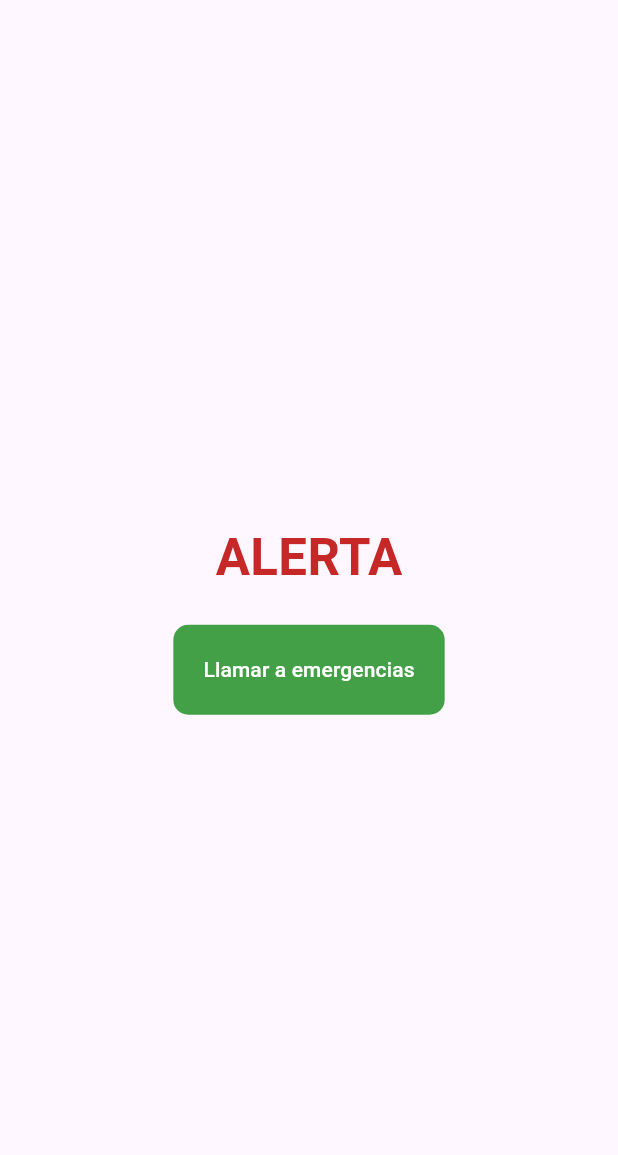
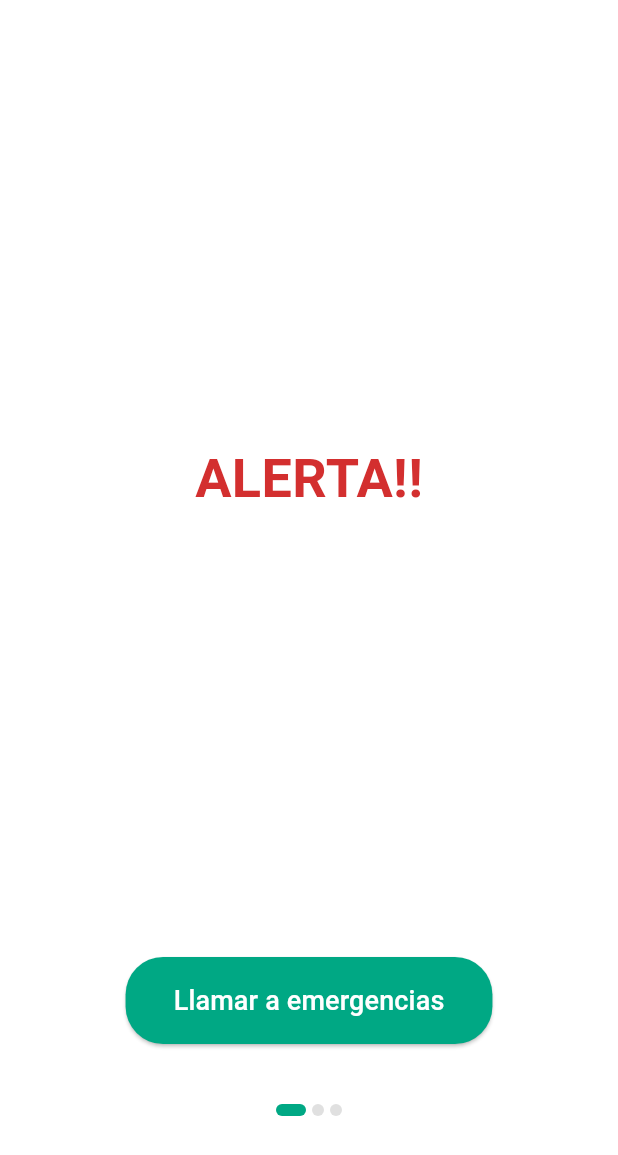
Before and after one commit to robertoil1/Proyecto-Caidas-IOT, a Flutter app: the AlertScreen screen opened directly, on a phone screen of 412 x 824 dp. Shown: the top 1155 px of the screen. Run offline on Flutter 3.47's test engine with Material 3 defaults, Android fonts, the phone set to English and light mode, and no system bars.

Commit message:
refactor alert screen layout and enhance emergency button functionality

```diff
--- a/safe_alert_app/lib/main.dart
+++ b/safe_alert_app/lib/main.dart
@@ -14,7 +14,8 @@ class MyApp extends StatelessWidget {
     return MaterialApp(
       title: 'Safe Alert',
       theme: ThemeData(
-        colorScheme: ColorScheme.fromSeed(seedColor: Colors.deepPurple),
+        colorScheme:
+            ColorScheme.fromSeed(seedColor: Color.fromARGB(21, 33, 156, 44)),
         useMaterial3: true,
       ),
       home: MyHomePage(title: 'Safe Alert'),
--- a/safe_alert_app/lib/screens/alert_screen.dart
+++ b/safe_alert_app/lib/screens/alert_screen.dart
@@ -1,33 +1,86 @@
 import 'package:flutter/material.dart';
 
 class AlertScreen extends StatelessWidget {
-  const AlertScreen({super.key});
+  const AlertScreen({Key? key}) : super(key: key);
+
   @override
   Widget build(BuildContext context) {
     return Scaffold(
-      body: Center(
+      backgroundColor: Colors.white,
+      body: SafeArea(
         child: Column(
-          mainAxisAlignment: MainAxisAlignment.center,
           children: [
-            Text(
-              'ALERTA',
-              style: TextStyle(
-                  fontSize: 34,
-                  fontWeight: FontWeight.bold,
-                  color: Colors.red[800]),
+            const Expanded(
+              child: Center(
+                child: Text(
+                  'ALERTA!!',
+                  style: TextStyle(
+                    color: Color(0xFFD32F2F),
+                    fontSize: 36,
+                    fontWeight: FontWeight.bold,
+                  ),
+                ),
+              ),
             ),
-            SizedBox(height: 20),
-            FilledButton(
-              onPressed: () {
-                Navigator.pop(context);
-              },
-              child: Text('Llamar a emergencias'),
-              style: ButtonStyle(
-                backgroundColor: WidgetStateProperty.all(Colors.green[600]),
-                padding: WidgetStateProperty.all(EdgeInsets.all(20)),
-                shape: WidgetStateProperty.all(RoundedRectangleBorder(
-                    borderRadius: BorderRadius.circular(10))),
-                alignment: Alignment.center,
+            Padding(
+              padding: const EdgeInsets.only(bottom: 80.0),
+              child: Column(
+                children: [
+                  ElevatedButton(
+                    onPressed: () {
+                      // Add emergency call functionality here
+                    },
+                    style: ElevatedButton.styleFrom(
+                      backgroundColor: const Color(0xFF00A884),
+                      foregroundColor: Colors.white,
+                      padding: const EdgeInsets.symmetric(
+                        horizontal: 32,
+                        vertical: 16,
+                      ),
+                      shape: RoundedRectangleBorder(
+                        borderRadius: BorderRadius.circular(25),
+                      ),
+                    ),
+                    child: const Text(
+                      'Llamar a emergencias',
+                      style: TextStyle(
+                        fontSize: 18,
+                        fontWeight: FontWeight.w500,
+                      ),
+                    ),
+                  ),
+                  const SizedBox(height: 40),
+                  Row(
+                    mainAxisAlignment: MainAxisAlignment.center,
+                    children: [
+                      Container(
+                        width: 20,
+                        height: 8,
+                        decoration: BoxDecoration(
+                          color: const Color(0xFF00A884),
+                          borderRadius: BorderRadius.circular(4),
+                        ),
+                      ),
+                      Container(
+                        width: 8,
+                        height: 8,
+                        margin: const EdgeInsets.symmetric(horizontal: 4),
+                        decoration: BoxDecoration(
+                          color: Colors.grey[300],
+                          shape: BoxShape.circle,
+                        ),
+                      ),
+                      Container(
+                        width: 8,
+                        height: 8,
+                        decoration: BoxDecoration(
+                          color: Colors.grey[300],
+                          shape: BoxShape.circle,
+                        ),
+                      ),
+                    ],
+                  ),
+                ],
               ),
             ),
           ],
--- a/safe_alert_app/lib/screens/home_page_screen.dart
+++ b/safe_alert_app/lib/screens/home_page_screen.dart
@@ -1,4 +1,5 @@
 import 'package:flutter/material.dart';
+import 'package:safe_alert_app/screens/alert_screen.dart';
 import 'package:safe_alert_app/screens/map_screen.dart';
 
 class MyHomePage extends StatefulWidget {
@@ -41,6 +42,14 @@ class _MyHomePageState extends State<MyHomePage> {
               const SizedBox(width: 8),
             ],
           ),
+          ElevatedButton(
+              onPressed: () {
+                Navigator.push(
+                  context,
+                  MaterialPageRoute(builder: (context) => AlertScreen()),
+                );
+              },
+              child: Text('Alerta')),
         ],
       ),
     );
```
